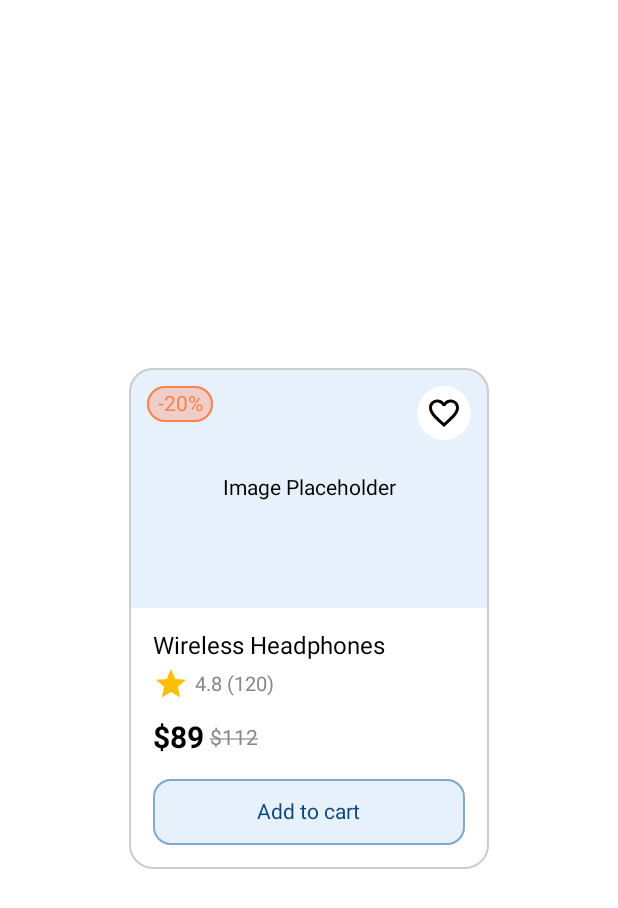
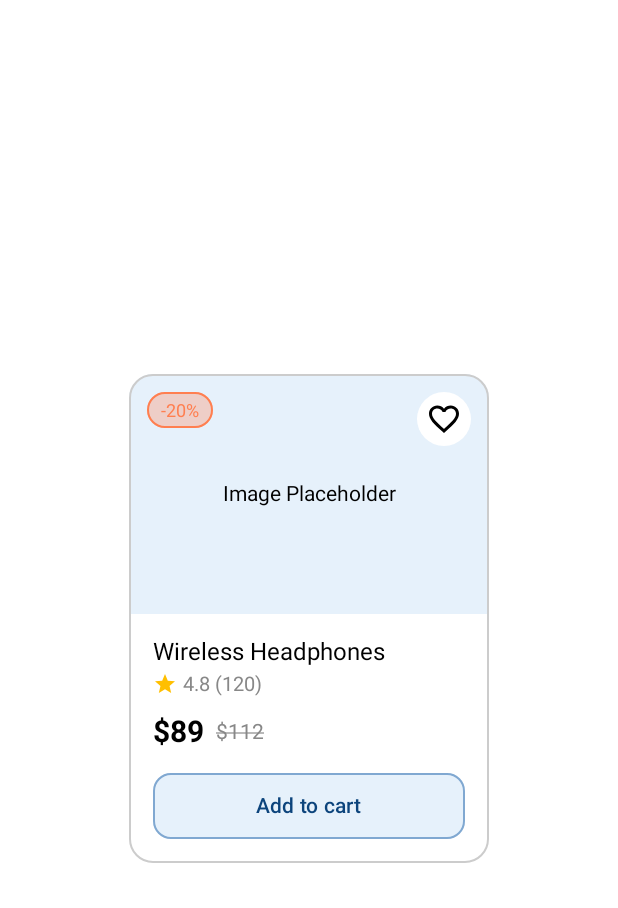
Before and after one commit to adicomdotir/kam-kam, an Android app built with Jetpack Compose: the @Preview function TrainingThreePreview, on a phone screen of 412 x 824 dp. Shown: the top 908 px of the screen. Run offline under Robolectric (Android 15) with nearby library versions, the phone set to English and light mode, and no system bars.

Commit message:
feat: fix issues TrainingThree.kt sample

```diff
--- a/app/src/main/java/ir/adicom/kamkam/ui/practice/TrainingThree.kt
+++ b/app/src/main/java/ir/adicom/kamkam/ui/practice/TrainingThree.kt
@@ -1,5 +1,6 @@
 package ir.adicom.kamkam.ui.practice
 
+import androidx.compose.foundation.BorderStroke
 import androidx.compose.foundation.background
 import androidx.compose.foundation.border
 import androidx.compose.foundation.layout.Arrangement
@@ -19,6 +20,8 @@ import androidx.compose.foundation.shape.RoundedCornerShape
 import androidx.compose.material.icons.Icons
 import androidx.compose.material.icons.filled.FavoriteBorder
 import androidx.compose.material.icons.filled.Star
+import androidx.compose.material3.Button
+import androidx.compose.material3.ButtonDefaults
 import androidx.compose.material3.Icon
 import androidx.compose.material3.Text
 import androidx.compose.runtime.Composable
@@ -62,7 +65,7 @@ fun TrainingThree() {
                     .size(44.dp, 24.dp),
                 contentAlignment = Alignment.Center
             ) {
-                Text("-20%", color = Color(0xffFF7F50))
+                Text("-20%", color = Color(0xffFF7F50), fontSize = 12.sp, maxLines = 1)
             }
             Box(
                 Modifier
@@ -87,37 +90,29 @@ fun TrainingThree() {
                 verticalAlignment = Alignment.CenterVertically,
                 horizontalArrangement = Arrangement.spacedBy(4.dp)
             ) {
-                Icon(Icons.Default.Star, "", tint = AmberColor)
+                Icon(Icons.Default.Star, "", tint = AmberColor, modifier = Modifier.size(16.dp))
                 Text("4.8 (120)", color = Color.Gray, fontSize = 13.sp)
             }
             Spacer(Modifier.height(12.dp))
             Row(
                 verticalAlignment = Alignment.CenterVertically,
-                horizontalArrangement = Arrangement.spacedBy(4.dp)
+                horizontalArrangement = Arrangement.spacedBy(8.dp)
             ) {
                 Text("$89", fontSize = 20.sp, fontWeight = FontWeight.Bold)
                 Text("$112", color = Color.Gray, fontSize = 14.sp, textDecoration = TextDecoration.LineThrough)
             }
             Spacer(Modifier.height(16.dp))
-            Box(
-                modifier = Modifier
-                    .height(44.dp)
-                    .fillMaxWidth()
-                    .background(
-                        color = Color(0xFFE6F1FB),
-                        shape = RoundedCornerShape(size = 12.dp)
-                    )
-                    .border(
-                        width = 1.dp,
-                        color = Color(0xff80A8D1),
-                        shape = RoundedCornerShape(12.dp)
-                    ),
-                contentAlignment = Alignment.Center
-
+            Button(
+                onClick = { },
+                modifier = Modifier.fillMaxWidth().height(44.dp),
+                shape = RoundedCornerShape(12.dp),
+                colors = ButtonDefaults.buttonColors(
+                    containerColor = Color(0xFFE6F1FB),
+                    contentColor = Color(0xFF0C447C)
+                ),
+                border = BorderStroke(1.dp, Color(0xff80A8D1))
             ) {
-                Column {
-                    Text("Add to cart", color = Color(0xFF0C447C), fontSize = 14.sp)
-                }
+                Text("Add to cart", fontSize = 14.sp)
             }
         }
     }
```
